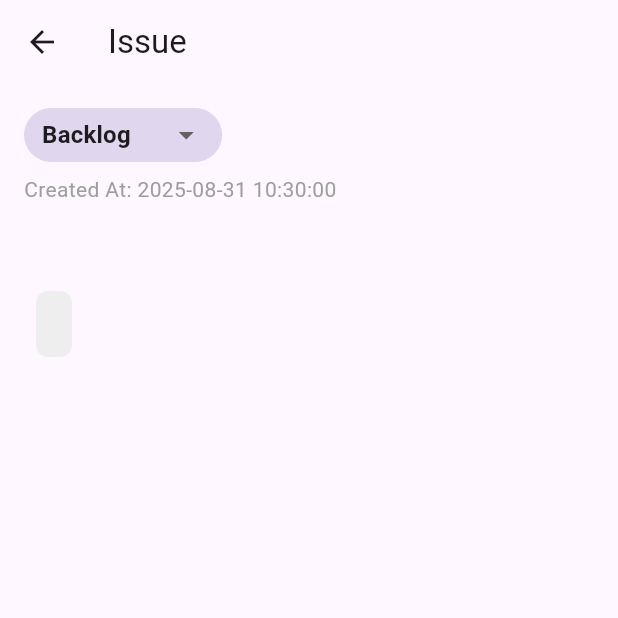
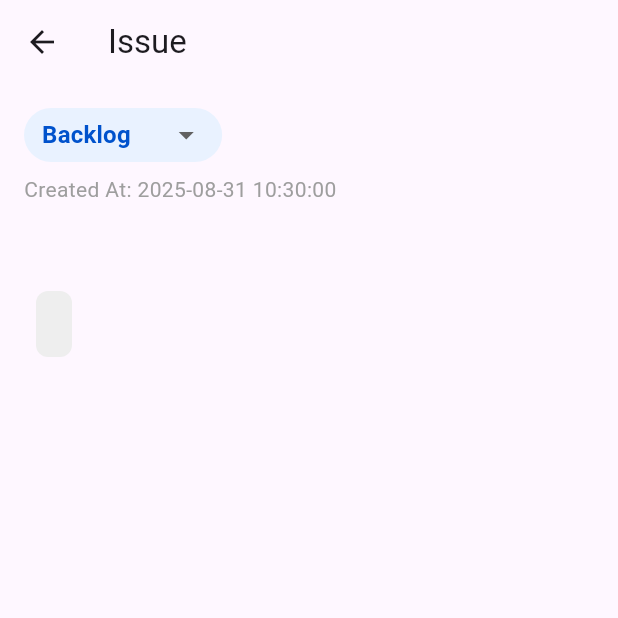
Before and after one commit to youbinarey/Kanban-Issues-App, a Flutter app: the IssueDetails screen opened directly with empty values, on a phone screen of 412 x 824 dp, the top half of it. Run offline on Flutter 3.47's test engine with Material 3 defaults, Android fonts, the phone set to English and light mode, and no system bars; our stand-ins replace fluentui_icons.

Commit message:
refactor: improve formatting and styling in StatusDropdownPill widget

```diff
--- a/lib/widgets/issues/status_dropdow_issue.dart
+++ b/lib/widgets/issues/status_dropdow_issue.dart
@@ -3,39 +3,50 @@ import 'package:flutter/material.dart';
 import '../../models/issue.dart';
 
 class StatusDropdownPill extends StatelessWidget {
-  const StatusDropdownPill({super.key, required this.value, required this.onChanged});
+  const StatusDropdownPill({
+    super.key,
+    required this.value,
+    required this.onChanged,
+  });
   final IssueStatus value;
   final ValueChanged<IssueStatus> onChanged;
 
   @override
   Widget build(BuildContext context) {
-    final primary = Theme.of(context).colorScheme.primary;
+    const pillBlue = Color(0xFFE9F2FF);
+    const textBlue = Color(0xFF0052CC);
     return Container(
-      padding: const EdgeInsets.symmetric(horizontal:12, vertical:6),
-      decoration:  BoxDecoration(
+      padding: const EdgeInsets.symmetric(horizontal: 12, vertical: 6),
+      decoration: BoxDecoration(
         borderRadius: BorderRadius.circular(999),
-        color: primary.withValues(alpha: 0.2),
-
+        color: pillBlue,
       ),
 
       child: DropdownButtonHideUnderline(
         child: DropdownButton<IssueStatus>(
           isDense: true,
           value: value,
-          onChanged: (v) { if (v != null) onChanged(v); },
+          onChanged: (v) {
+            if (v != null) onChanged(v);
+          },
           items: IssueStatus.values.map((s) {
             return DropdownMenuItem(
               value: s,
-              child: Text(statusLabel(s), style: const TextStyle(fontWeight: FontWeight.w600)),
+              child: Text(
+                statusLabel(s),
+                style: const TextStyle(fontWeight: FontWeight.w600, color: textBlue),
+              ),
             );
           }).toList(),
         ),
       ),
     );
   }
+
+  //  TODO -> ENCAPSULARLO EN UN UTILS
+  static String statusLabel(IssueStatus s) => switch (s) {
+    IssueStatus.backlog => 'Backlog',
+    IssueStatus.inProgress => 'In Progress',
+    IssueStatus.done => 'Done',
+  };
 }
-String statusLabel(IssueStatus s) => switch (s) {
-      IssueStatus.backlog => 'Backlog',
-      IssueStatus.inProgress => 'In Progress',
-      IssueStatus.done => 'Done',
-    };
```
